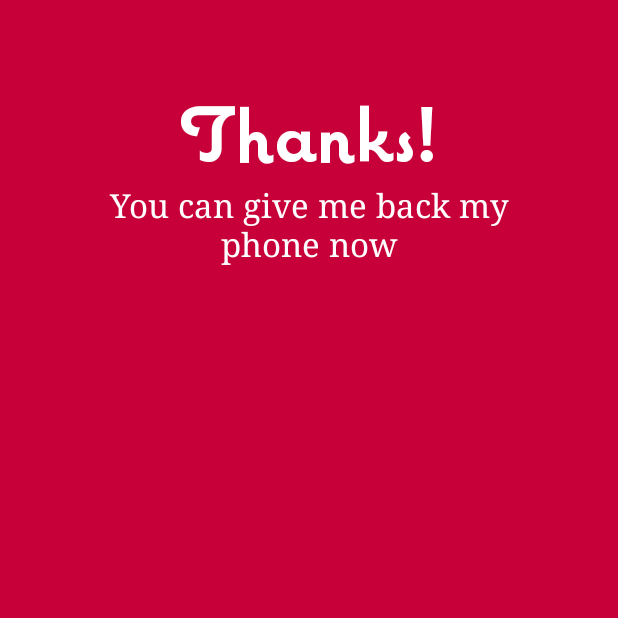
After one commit to LaquerreHugo/Ay, an Android app: the ThanksActivity screen opened directly, with no data from a screen before it, on a phone screen of 412 x 824 dp, the top half of it. The commit adds this screen. Run offline under Robolectric (Android 15) with nearby library versions, the phone set to English and light mode, and no system bars; our stand-ins replace ButterKnife.

Commit message:
Add thanks

```diff
--- /dev/null
+++ b/app/src/main/java/com/laquerrehugo/app/ay/views/ThanksActivity.java
@@ -0,0 +1,39 @@
+package com.laquerrehugo.app.ay.views;
+
+import android.app.Activity;
+import android.content.res.AssetManager;
+import android.graphics.Typeface;
+import android.os.Bundle;
+import android.widget.TextView;
+
+import com.laquerrehugo.app.ay.R;
+
+import butterknife.BindView;
+import butterknife.ButterKnife;
+
+public class ThanksActivity extends Activity {
+
+    //Views
+    @BindView(R.id.thanks) TextView Thanks;
+
+    //Initialize
+    @Override
+    protected void onCreate(Bundle savedInstanceState) {
+        super.onCreate(savedInstanceState);
+        setContentView(R.layout.activity_thanks);
+
+        bind();
+        init();
+    }
+    private void bind() {
+        ButterKnife.bind(this);
+    }
+    private void init() {
+        //Load fonts for the logo
+        AssetManager assets = getApplicationContext().getAssets();
+        Typeface coquette = Typeface.createFromAsset(assets, "fonts/Coquette Bold.ttf");
+
+        //Set the fonts
+        Thanks.setTypeface(coquette);
+    }
+}
--- /dev/null
+++ b/app/src/main/res/layout/activity_thanks.xml
@@ -0,0 +1,13 @@
+<?xml version="1.0" encoding="utf-8"?>
+<android.support.constraint.ConstraintLayout xmlns:android="http://schemas.android.com/apk/res/android"
+    xmlns:tools="http://schemas.android.com/tools"
+    android:layout_width="match_parent"
+    android:layout_height="match_parent"
+    android:paddingTop="@dimen/activity_padding_top"
+    android:paddingLeft="@dimen/activity_padding_horizontal"
+    android:paddingRight="@dimen/activity_padding_horizontal"
+    tools:context="com.laquerrehugo.app.ay.views.ThanksActivity">
+
+    <include layout="@layout/header_thanks"/>
+
+</android.support.constraint.ConstraintLayout>
--- /dev/null
+++ b/app/src/main/res/layout/header_thanks.xml
@@ -0,0 +1,19 @@
+<?xml version="1.0" encoding="utf-8"?>
+<LinearLayout xmlns:android="http://schemas.android.com/apk/res/android"
+    android:orientation="vertical"
+    android:layout_width="match_parent"
+    android:layout_height="match_parent">
+
+    <TextView
+        android:id="@+id/thanks"
+        android:layout_width="match_parent"
+        android:layout_height="wrap_content"
+        style="@style/Title"
+        android:text="@string/thanks"/>
+
+    <TextView
+        android:layout_width="match_parent"
+        android:layout_height="wrap_content"
+        style="@style/Subtitle"
+        android:text="You can give me back my phone now" />
+</LinearLayout>
--- a/app/src/main/res/values/dimens.xml
+++ b/app/src/main/res/values/dimens.xml
@@ -1,12 +1,19 @@
 <resources>
+    <!-- Activity -->
+    <dimen name="activity_padding_top">56dp</dimen>
+    <dimen name="activity_padding_horizontal">24dp</dimen>
+
+    <!-- Header -->
+    <dimen name="title_size">52sp</dimen>
+    <dimen name="subtitle_size">22sp</dimen>
+    <dimen name="subtitle_margin_horizontal">16dp</dimen>
+
     <!-- Put -->
-    <dimen name="put_padding_top">56dp</dimen>
-    <dimen name="put_padding_horizontal">24dp</dimen>
     <dimen name="put_input_margin_vertical">8dp</dimen>
     <dimen name="put_submit_margin_vertical">24dp</dimen>
     <dimen name="put_submit_padding_vertical">12dp</dimen>
-    <dimen name="logo_title_size">52sp</dimen>
-    <dimen name="logo_subtitle_size">22sp</dimen>
+    <dimen name="put_submit_padding_horizontal">36dp</dimen>
+
+    <!-- Logo -->
     <dimen name="logo_margin_bottom">24dp</dimen>
-    <dimen name="put_submit_padding_horizontal">36dp</dimen>
 </resources>
--- a/app/src/main/res/values/strings.xml
+++ b/app/src/main/res/values/strings.xml
@@ -8,7 +8,10 @@
 
     <!-- Put -->
     <string name="put_submit_text">Ay!</string>
-
     <string name="put_input_hint">Here</string>
     <string name="put_input_hint_focus">Yes!</string>
+
+    <!-- Thanks -->
+    <string name="thanks">Thanks!</string>
+    <string name="thanks_subtitle">Give me back my phone now</string>
 </resources>
--- a/app/src/main/res/values/styles.xml
+++ b/app/src/main/res/values/styles.xml
@@ -4,11 +4,29 @@
         <item name="colorPrimaryDark">@color/warmBlack</item>
     </style>
 
+    <!-- Main theme -->
     <style name="Material.Red" parent="Theme.AppCompat.NoActionBar">
         <item name="colorPrimary">@color/lipstick</item>
         <item name="colorAccent">?android:attr/colorForeground</item>
         <item name="android:colorBackground">@color/lipstick</item>
         <item name="colorPrimaryDark">@color/wine</item>
-        <item name="android:textColorPrimaryInverse">@color/primary_text_material_light</item>
+        <item name="android:textColorPrimaryInverse">@color/primary_text_material_light </item>
+    </style>
+
+    <!-- Common styles -->
+    <style name="Title">
+        <item name="android:textSize">@dimen/title_size</item>
+        <item name="android:textAlignment">center</item>
+        <item name="android:textColor">?attr/colorAccent</item>
+        <item name="android:fontFamily">cursive</item>
+    </style>
+
+    <style name="Subtitle">
+        <item name="android:textSize">@dimen/subtitle_size</item>
+        <item name="android:textAlignment">center</item>
+        <item name="android:fontFamily">serif</item>
+        <item name="android:textColor">?attr/colorAccent</item>
+        <item name="android:layout_marginLeft">@dimen/subtitle_margin_horizontal</item>
+        <item name="android:layout_marginRight">@dimen/subtitle_margin_horizontal</item>
     </style>
 </resources>
```
Also changed, not shown: app/src/main/AndroidManifest.xml (+4 -3 lines), app/src/main/java/com/laquerrehugo/app/ay/services/Contacts.java (+1 -13 lines), app/src/main/java/com/laquerrehugo/app/ay/views/PutActivity.java (+8 -0 lines), app/src/main/res/layout/activity_put.xml (+4 -4 lines), app/src/main/res/layout/header_put.xml (renamed from app/src/main/res/layout/layout_logo.xml, +4 -10 lines).
